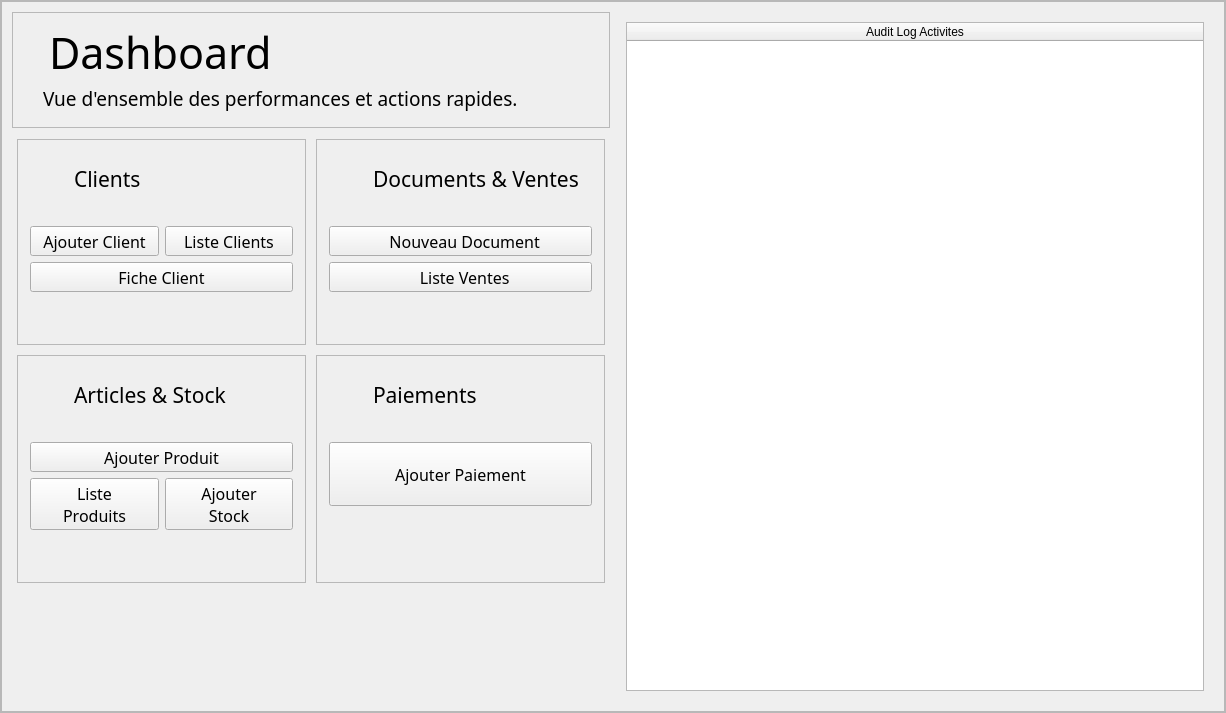
Before: the Qt Designer form modules/table_de_bord/widget/dashboard_widget.ui in lak-barmajyat/AZENZ-Commercial, drawn with Qt 5.
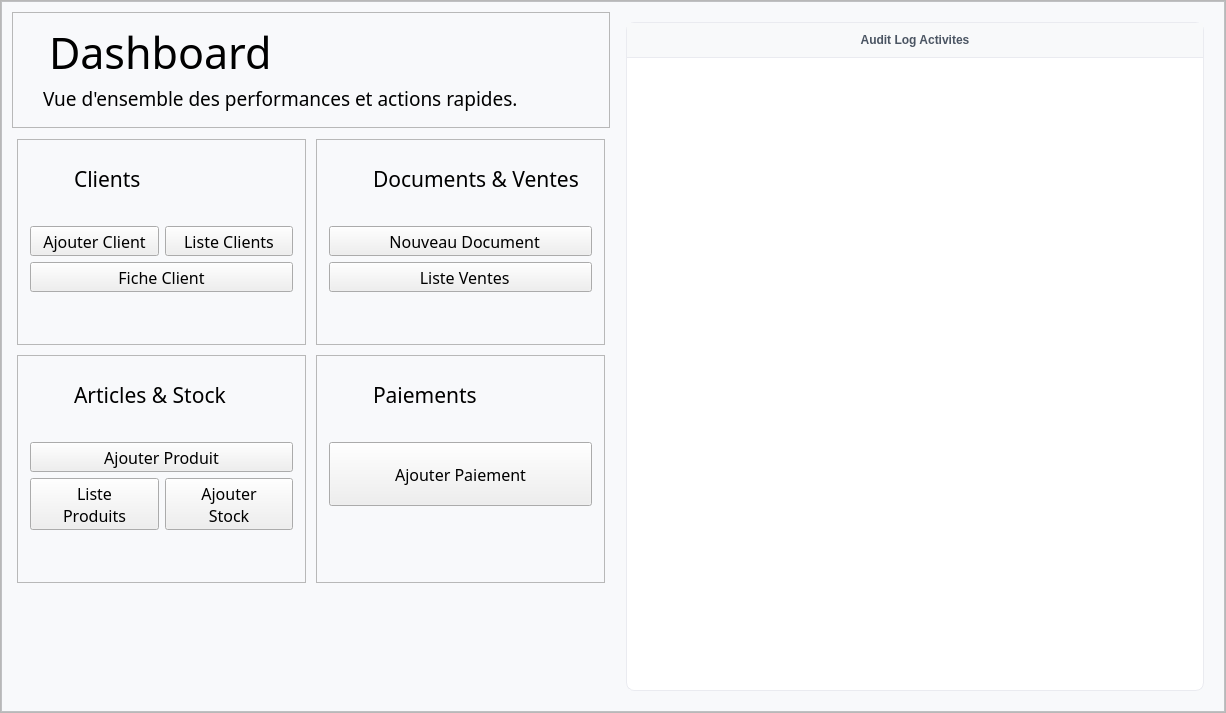
After: the same form once the commit is applied. Icons and pictures are not drawn.

What changed in the file:
```diff
--- a/modules/table_de_bord/widget/dashboard_widget.ui
+++ b/modules/table_de_bord/widget/dashboard_widget.ui
@@ -14,7 +14,704 @@
    <string>Form</string>
   </property>
   <property name="styleSheet">
-   <string notr="true"/>
+   <string notr="true">/* ==== AUTO-SYNCED QSS START (managed by theme/sync_qss.py) ==== */
+/* ===================================================================== *
+ * AZENZ - Global base style sheet                                       *
+ * Single source of truth for all windows.                               *
+ * Class-based for QFrame/QLabel; element-level for shared controls.     *
+ * ===================================================================== */
+
+#Background {
+    background-color: #F8F9FB;
+}
+
+/* ===================================================================== *
+ * Labels - class based (no global QLabel rule)                          *
+ * ===================================================================== */
+QLabel[class="label"] {
+    color: #333333;
+    border: none;
+    background-color: transparent;
+    font-family: "Inter", "Tajawal";
+    font-size: 13px;
+    font-weight: 500;
+}
+
+QLabel[class="field-label"] {
+    color: #434655;
+    background: transparent;
+    border: none;
+    font-family: "Inter", "Tajawal";
+    font-size: 11px;
+    font-weight: 600;
+    text-transform: uppercase;
+}
+
+QLabel[class="title"] {
+    color: #191c1e;
+    background: transparent;
+    border: none;
+    font-family: "Inter", "Tajawal";
+    font-size: 28px;
+    font-weight: 700;
+}
+
+QLabel[class="subtitle"] {
+    color: #6b7280;
+    background: transparent;
+    border: none;
+    font-family: "Inter", "Tajawal";
+    font-size: 14px;
+    font-weight: 400;
+}
+
+QLabel[class="label-muted"] {
+    color: rgb(154, 153, 150);
+    background: transparent;
+    border: none;
+    font-family: "Inter", "Tajawal";
+    font-size: 12px;
+    font-weight: 400;
+}
+
+QLabel[class="section-title"] {
+    color: #191c1e;
+    background: transparent;
+    border: none;
+    font-family: "Inter", "Tajawal";
+    font-size: 18px;
+    font-weight: 600;
+}
+
+QLabel[class="separator"] {
+    background-color: rgba(195, 197, 216, 0.5);
+    border: none;
+    height: 1px;
+}
+
+QLabel[class="separator-dashed"] {
+    background-color: transparent;
+    border-top: 1px dashed #d9dde7;
+    min-height: 1px;
+    max-height: 1px;
+}
+
+/* QLineEdit has Icon */
+QLineEdit[class="icon-lineedit"] {
+    background-color: #ffffff;
+    border: 2px solid #e0e0e0;
+    border-radius: 6px;
+    padding: 6px;
+    color: #333333;
+    
+    selection-background-color: #0051df; 
+    selection-color: #ffffff;
+}
+
+QLineEdit[class="icon-lineedit"]:hover {
+    border: 2px solid #b3b3b3;
+}
+
+QLineEdit[class="icon-lineedit"]:focus {
+    border: 2px solid #0051df;
+    background-color: #fbfcff;
+}
+
+QLineEdit[class="icon-lineedit"]:disabled {
+    background-color: #f5f5f5;
+    color: #a0a0a0;
+    border: 2px solid #e8e8e8;
+}
+
+QLineEdit[class="icon-lineedit"][readOnly="true"] {
+    background-color: #fafafa;
+    color: #666666;
+    border: 2px dashed #cccccc;
+}
+
+/* QLineEdit */
+QLineEdit {
+    background-color: #ffffff;
+    border: 2px solid #e0e0e0;
+    border-radius: 6px;
+    padding: 6px 12px;
+    font-size: 13px;
+    font-weight: 500;
+    font-family: "Inter";
+    color: #333333;
+    
+    selection-background-color: #0051df; 
+    selection-color: #ffffff;
+}
+
+QLineEdit:hover {
+    border: 2px solid #b3b3b3;
+}
+
+QLineEdit:focus {
+    border: 2px solid #0051df;
+    background-color: #fbfcff;
+}
+
+QLineEdit:disabled {
+    background-color: #f5f5f5;
+    color: #a0a0a0;
+    border: 2px solid #e8e8e8;
+}
+
+QLineEdit[readOnly="true"] {
+    background-color: #fafafa;
+    color: #666666;
+    border: 2px dashed #cccccc;
+}
+
+
+/* ===================================================================== *
+ * QPushButton (login)                                                   *
+ * ===================================================================== */
+/* Primary QPushButton Style */
+QPushButton[class="primary"] {
+    background-color: #0051df;
+    color: #ffffff;
+    border: none;
+    border-radius: 8px;
+    padding: 10px 16px;
+    font-size: 12px;
+    font-weight: 500;
+    font-family: "Inter", "Tajawal";
+}
+
+QPushButton[class="primary"]:hover {
+    background-color: rgba(0, 81, 223, 230); 
+}
+
+QPushButton[class="primary"]:pressed {
+    background-color: rgba(0, 81, 223, 204);
+}
+
+QPushButton[class="primary"]:focus {
+    border: 2px solid #00174d;
+}
+
+
+/* Outlined QPushButton Style */
+QPushButton[class="outlined"] {
+    background-color: #ffffff;
+    color: #434655;
+    border: 1px solid #c3c5d8;
+    border-radius: 8px;
+    padding: 10px 16px;
+    font-size: 12px;
+    font-weight: 500;
+    font-family: "Inter", "Tajawal";
+}    
+
+QPushButton[class="outlined"]:hover {
+    background-color: #f3f4f6;
+}    
+
+QPushButton[class="outlined"]:pressed {
+    background-color: #edeef0;
+}    
+
+QPushButton[class="outlined"]:focus {
+    border: 2px solid rgba(0, 81, 223, 51);
+}    
+
+
+/* CardToolButton */
+QToolButton[class="card-button"] {
+    color: #000;
+    padding: 15px;
+    padding-top: 20px;
+    background-color: #f8f9fa;
+    border: 1px solid #eaebf0;
+    border-radius: 12px;
+}
+
+QToolButton[class="card-button"]:hover {
+    background-color: #f3f4f6;
+    border: 1px solid hsl(218, 100%, 55%);
+}
+
+QToolButton[class="card-button"]:pressed {
+    background-color: #e5e7eb;
+}
+
+/* SidebarToolButton */
+QToolButton[class="sidebar-button"] {
+    background-color: transparent;
+    color: #4b5563;
+    border: none;
+    border-left: 4px solid transparent; 
+    padding: 12px 16px;
+    spacing: 18px;
+    
+    text-align: left;
+    font-size: 15px;
+    font-weight: 500;
+    font-family: "Inter";
+}    
+
+QToolButton[class="sidebar-button"]:checked {
+    background-color: #d0e1fb;
+    color: #0051df;
+    border-left: 4px solid #0051df; 
+    border-top-right-radius: 8px;
+    border-bottom-right-radius: 8px;
+    border-top-left-radius: 0px;
+    border-bottom-left-radius: 0px;
+}    
+
+QToolButton[class="sidebar-button"]:unchecked:hover {
+    background-color: #f3f4f6;
+    border-top-right-radius: 8px;
+    border-bottom-right-radius: 8px;
+}    
+
+
+QToolButton[class="icon-button"] {
+    background-color: transparent;
+    border: none;
+    border-radius: 21px;
+    padding: 8px;
+}    
+
+QToolButton[class="icon-button"]:hover {
+    background-color: #f3f4f6;
+}    
+
+QToolButton[class="icon-button"]:pressed {
+    background-color: #e5e7eb;
+}    
+
+
+/* LoginErrorLabel */
+QLabel#LoginErrorLabel {
+    background-color: #f8d7da;
+    border: 1px solid #c9302c;
+    border-radius: 10px;
+    padding: 10px;
+    padding-left: 15px;
+	color: #721c24;	
+	image: url(:/icons/icons/warning.svg);
+	image-position: left;
+}    
+
+
+/* ComboBox Box */
+QComboBox {
+    background-color: #ffffff;
+    border: 2px solid #e0e0e0;
+    border-radius: 6px;
+    padding: 6px 12px;
+    font-family: "Inter";
+    font-size: 13px;
+    font-weight: 500;
+    color: #333333;
+    min-width: 60px;
+}
+
+QComboBox:hover {
+    border: 2px solid #b3b3b3;
+}
+
+QComboBox:focus {
+    border: 2px solid #0051df;
+    background-color: #fbfcff;
+}
+
+QComboBox::drop-down {
+    border: 6px;
+}
+
+QComboBox QAbstractItemView {
+    background-color: #ffffff;
+    border: 1px solid #eaebf0;
+    border-radius: 0px;
+    box-shadow: none;
+    padding: 4px;
+    font-family: "Inter";
+    font-size: 13px;
+    font-weight: 500;
+    color: #333333;
+    
+    selection-background-color: #0051df;
+    selection-color: #ffffff;
+}
+
+QComboBox QAbstractItemView::item {
+    padding: 8px 12px;
+    border-radius: 4px;
+    color: #4b5563;
+    min-height: 24px;
+}
+
+QComboBox QAbstractItemView::item:hover {
+    background-color: #f3f4f6;
+    color: #0051df;
+}
+
+/* 4. The Arrow Icon itself */
+QComboBox::down-arrow {
+    image: url(:/icons/icons/down_arrow.svg);
+}
+
+
+/* LoginFrame */
+QFrame#LoginFrame {
+    background-color: #ffffff;
+    border: 1px solid #babcca; 
+    border-radius: 12px; 
+}    
+
+QMainWindow#LoginWindow {
+    background-color: rgb(255, 255, 255);
+    border-image: url(:/images/images/Corporate background.png) 0 0 0 0 stretch stretch;
+    background-repeat: no-repeat;
+}
+
+
+/* ===================================================================== *
+ * Frames - class based (no global QFrame rule)                          *
+ * ===================================================================== */
+QFrame[class="card"] {
+    background-color: #ffffff;
+    border: 2px solid #e2e3e8; /* Soft gray border */
+    border-radius: 12px;
+}
+
+QFrame[class="header"] {
+    background-color: #f8fafc;       /* Very light slate/blue-gray tint */
+    border-top-left-radius: 8px;     /* Round only the top corners */
+    border-top-right-radius: 8px;
+    border-bottom-left-radius: 0px;
+    border-bottom-right-radius: 0px;
+    border-bottom: 1px solid #e2e8f0; /* Subtle bottom separator line */
+}
+
+QFrame[class="gframe"] {
+    background-color: transparent;   /* Blends seamlessly into sidebar background */
+    border: none;
+    
+    padding-left: 0px;              /* Indents child elements like modern web apps */
+    margin-top: 2px;
+    margin-bottom: 4px;
+}
+
+/* Bar Frames */
+QFrame#SidebarFrame, QFrame#FootSidebarFrame {
+	border-right: 1px solid #d0d0d0;
+    background-color: #f7f7f7;
+}
+
+QFrame#FootSidebarFrame {
+    border-top: 1px solid #d0d0d0;
+}
+
+QFrame#TopBarFrame {
+    border-bottom: 1px solid #d0d0d0;
+}
+
+
+/* ===================================================================== *
+ * Summary / stat cards - unified class based set                        *
+ * ===================================================================== */
+QFrame[class="summary-card"] {
+    background-color: #ffffff;
+    border: 1px solid #eaebf0;
+    border-radius: 12px;
+}
+
+QFrame[class="summary-card-inner"] {
+    background-color: #f8fafc;
+    border: 1px solid #e1e4ea;
+    border-radius: 8px;
+}
+
+QLabel[class="summary-title"] {
+    color: #434655;
+    background: transparent;
+    border: none;
+    font-family: "Inter", "Tajawal";
+    font-size: 12px;
+    font-weight: 600;
+}
+
+QLabel[class="summary-value"] {
+    color: #111827;
+    background: transparent;
+    border: none;
+    font-family: "Inter", "Tajawal";
+    font-size: 24px;
+    font-weight: 700;
+}
+
+QLabel[class="summary-value-primary"] {
+    color: #0051df;
+    background: transparent;
+    border: none;
+    font-family: "Inter", "Tajawal";
+    font-size: 24px;
+    font-weight: 700;
+}
+
+QLabel[class="summary-value-danger"] {
+    color: #dc2626;
+    background: transparent;
+    border: none;
+    font-family: "Inter", "Tajawal";
+    font-size: 24px;
+    font-weight: 700;
+}
+
+QLabel[class="summary-label"] {
+    color: #1f2937;
+    background: transparent;
+    border: none;
+    font-family: "Inter", "Tajawal";
+    font-size: 17px;
+    font-weight: 500;
+}
+
+QLabel[class="summary-total"] {
+    color: #020617;
+    background: transparent;
+    border: none;
+    font-family: "Inter", "Tajawal";
+    font-size: 22px;
+    font-weight: 800;
+}
+
+QLabel[class="summary-total-value"] {
+    color: #0051df;
+    background: transparent;
+    border: none;
+    font-family: "Inter", "Tajawal";
+    font-size: 28px;
+    font-weight: 800;
+}
+
+
+/* ===================================================================== *
+ * Data tables                                                           *
+ * ===================================================================== */
+QTableWidget {
+    background-color: #ffffff;
+    border: 1px solid #eaebf0;
+    border-radius: 8px;
+    color: #333333;
+    font-size: 13px;
+    gridline-color: transparent; /* We will use item borders instead of harsh gridlines */
+    outline: none;               /* Removes the dotted focus ring around selected cells */
+}
+
+QHeaderView::section:horizontal {
+    background-color: #f8f9fa;   /* Light gray header background */
+    color: #4b5563;              /* Muted text color */
+    font-weight: 600;
+    border: none;
+    border-bottom: 1px solid #eaebf0; /* Separates header from data */
+    padding: 8px 12px;
+    alignment: left;
+}
+
+QHeaderView::section:vertical {
+    background-color: #f8f9fa;
+    color: #4b5563;
+    border: none;
+    border-right: 1px solid #eaebf0;
+    padding: 4px;
+}
+
+QTableWidget::item {
+    padding: 4px 12px;
+    border-bottom: 1px solid #f3f4f6; /* Creates soft, horizontal row dividers */
+}
+
+QTableWidget::item:hover {
+    background-color: #f8f9fa;
+}
+
+QTableWidget::item:selected {
+    background-color: #eff4ff;   /* Very pale blue background */
+    color: #0051df;              /* Your primary blue for text */
+}
+
+QTableCornerButton::section {
+    background-color: #f8f9fa;
+    border: none;
+    border-bottom: 1px solid #eaebf0;
+    border-right: 1px solid #eaebf0;
+}
+
+
+/* ===================================================================== *
+ * Tool buttons                                                          *
+ * ===================================================================== */
+QToolButton[class="primary"] {
+    background-color: #2563eb; /* Vibrant primary blue */
+    color: #ffffff;            /* Pure white text */
+    border: none;
+    border-radius: 6px;
+    padding: 8px 16px;
+    font-size: 13px;
+    font-weight: 600;          /* Slightly bolder font to stand out */
+}
+
+QToolButton[class="primary"]:hover {
+    background-color: #1d4ed8; /* Slightly darker blue on hover for feedback */
+}
+
+QToolButton[class="primary"]:pressed {
+    background-color: #1e40af; /* Deep blue when actively clicked */
+}
+
+QToolButton[class="primary"]:disabled {
+    background-color: #93c5fd; /* Faded, washed-out blue */
+    color: #f8fafc;            /* Slightly dimmed white text */
+}
+
+QToolButton[class="secondary"] {
+    background-color: transparent; /* Soft gray background */
+    color: #374151;            /* Dark slate gray text */
+    border: none;
+    border-radius: 6px;
+    padding: 6px 14px;
+    font-size: 13px;
+    font-weight: 500;
+}
+
+QToolButton[class="secondary"]:hover {
+    background-color: #e5e7eb; /* Slightly darker gray on hover */
+    color: #111827;            /* Almost black text on hover */
+}
+
+QToolButton[class="secondary"]:pressed {
+    background-color: #d1d5db; /* Noticeable press state */
+}
+
+QToolButton[class="secondary-danger"] {
+    background-color: transparent; /* Ghost button by default */
+    color: #4b5563;                /* Muted gray text */
+    border: none;
+    border-radius: 6px;
+    padding: 6px 14px;
+    font-size: 13px;
+    font-weight: 500;
+}
+
+QToolButton[class="secondary-danger"]:hover {
+    background-color: #fef2f2;     /* Faint warning red background */
+    color: #dc2626;                /* Strong red text */
+}
+
+QToolButton[class="secondary-danger"]:pressed {
+    background-color: #fee2e2;     /* Slightly deeper red background */
+    color: #b91c1c;                /* Darker red text */
+}
+
+
+/* ===================================================================== *
+ * Date / time edits                                                     *
+ * ===================================================================== */
+QDateEdit {
+    background-color: #ffffff;
+    border: 2px solid #e0e0e0;       /* Matches your QComboBox */
+    border-radius: 6px;
+    padding: 6px 12px;
+    font-size: 14px;
+    color: #333333;
+    min-width: 110px;
+}
+
+QDateEdit:hover {
+    border: 2px solid #b3b3b3;       /* Slightly darker on hover */
+}
+
+QDateEdit:focus {
+    border: 2px solid #2563eb;       /* Primary blue border when typing */
+    background-color: #fbfcff;       /* Very faint blue tint */
+}
+
+QDateEdit::drop-down {
+    subcontrol-origin: padding;
+    subcontrol-position: top right;
+    width: 32px;
+    border-left: none;               /* Seamless look */
+    border-top-right-radius: 6px;
+    border-bottom-right-radius: 6px;
+}
+
+QDateEdit::down-arrow {
+    image: url(":/icons/icons/Gcalendar.svg"); /* Pro-tip: Use a calendar icon instead of an arrow */
+    width: 16px;
+    height: 16px;
+}
+
+
+/* ===================================================================== *
+ * Sidebar group toggles + tabs                                          *
+ * ===================================================================== */
+QToolButton[class="sidebar-gbutton"] {
+    background-color: #f3f4f6;       /* Soft light-gray background */
+    color: #4b5563;                  /* Muted slate text color */
+    border: none;
+    border-radius: 6px;
+    font-size: 13px;
+    font-weight: 600;                /* Semi-bold for category titles */
+    padding: 8px 14px;
+    text-align: left;                /* Keeps icon and text left-aligned */
+}
+
+QToolButton[class="sidebar-gbutton"]:hover {
+    background-color: #e5e7eb;       /* Darker gray feedback on hover */
+    color: #111827;                  /* High contrast text on hover */
+}
+
+QToolButton[class="sidebar-gbutton"][expanded="true"] {
+    background-color: #eff4ff;       /* Soft tint of your primary blue */
+    color: #0051df;                  /* Text turns primary blue when open */
+}
+
+QTabWidget::pane {
+    border: none;                     /* Removes the harsh default box */
+    border-top: 1px solid #e2e8f0;    /* Creates the continuous horizontal line under the tabs */
+    background: transparent;          /* Lets your main background color show through */
+}
+
+QTabBar::tab {
+    background: transparent;
+    color: #64748b;                   /* Muted slate-gray text */
+    font-size: 13px;
+    font-weight: 500;
+    padding: 10px 25px;               /* Breathing room around the text */
+    border-bottom: 2px solid transparent; /* Invisible border to reserve space */
+    
+    /* CRUCIAL TRICK: Pulls the tab down 1px so its bottom border 
+       perfectly overlaps the pane's top border line */
+    margin-bottom: -1px;              
+}
+
+QTabBar::tab:hover:!selected {
+    color: #1e293b;                   /* Darkens the text */
+    border-bottom: 2px solid #cbd5e1; /* Shows a subtle gray underline preview */
+}
+
+QTabBar::tab:selected {
+    color: #2563eb;                   /* Your vibrant primary blue */
+    border-bottom: 2px solid #2563eb; /* The thick blue active underline */
+}
+
+QTabBar:focus {
+    outline: none;
+}
+
+Line {
+	color: #e3e3e3;
+}
+/* ==== AUTO-SYNCED QSS END ==== */
+</string>
   </property>
   <property name="class" stdset="0">
    <string>card</string>
```
